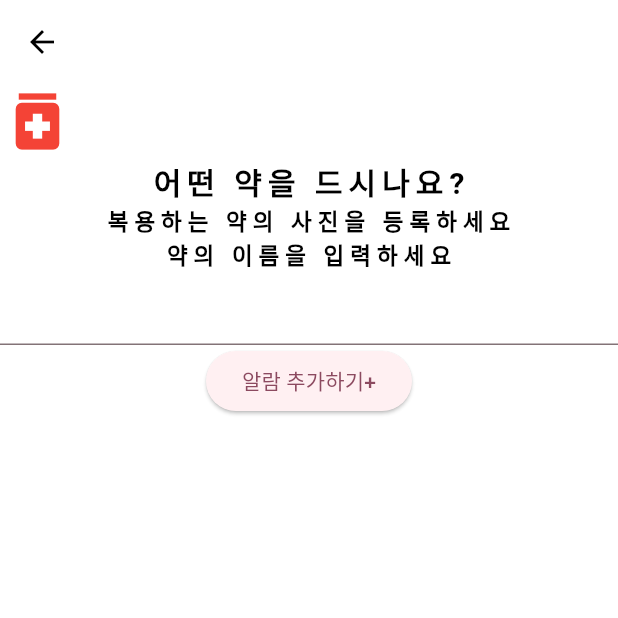
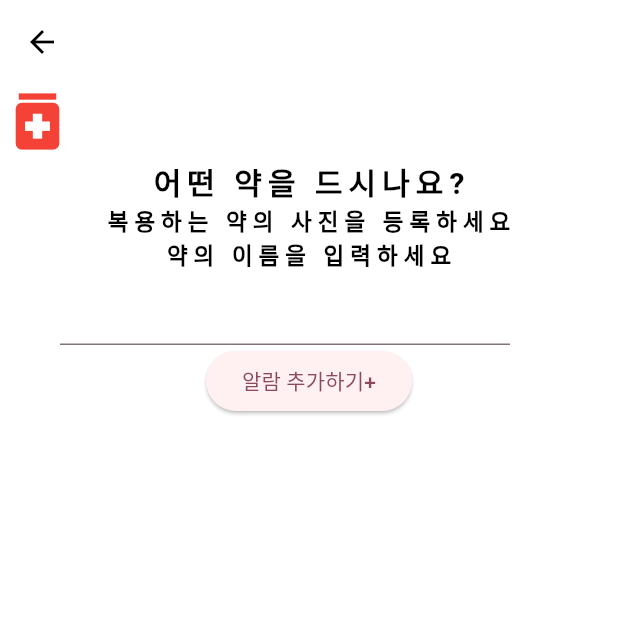
Before and after one commit to hyun56/Dowajo, a Flutter app: the MedicineScreen screen opened directly, after a tap on "알람 추가하기+", on a phone screen of 412 x 824 dp, the top half of it. Run offline on Flutter 3.47's test engine with Material 2 defaults, Android fonts, the phone set to English and light mode, and no system bars; network calls fail.

Commit message:
forth commit

```diff
--- a/lib/Screens/medicine/medicine_add.dart
+++ b/lib/Screens/medicine/medicine_add.dart
@@ -10,6 +10,8 @@ class medicine_add extends StatefulWidget{
 }
 
 class _medicine_addState extends State<medicine_add> {
+  get name => null;
+
   @override
   Widget build(BuildContext context){
     return Scaffold(
@@ -55,6 +57,7 @@ class _medicine_addState extends State<medicine_add> {
 
 
 
+
           Text(
             "약의 이름을 입력하세요",
             style: TextStyle(
@@ -65,11 +68,23 @@ class _medicine_addState extends State<medicine_add> {
               letterSpacing: 4.0, // 자간
             ),
           ),
-          TextField(
-              decoration: InputDecoration(
+          Row(
+             children: <Widget>[
 
-              ),
-         ),
+                SizedBox(width: 40,),
+                Container(
+                  child: new Flexible(
+                    child: new TextField(
+                      controller: name,
+                      style: Theme.of(context).textTheme.bodyText1,
+                    ),
+                  ),
+                  width: 300, //TextField 크기
+                ),
+              ],
+          ),
+
+
          Align(
            alignment: Alignment.topCenter,
            child : ElevatedButton(onPressed: ()=>Navigator.push(context,MaterialPageRoute(builder: (_)=>medicine_add())),
--- a/lib/Screens/medicine_screen.dart
+++ b/lib/Screens/medicine_screen.dart
@@ -28,11 +28,14 @@ class _MedicineScreen extends State<MedicineScreen> {
             child:Center(
               child: Column(
                 children: [
-                  Align(alignment: Alignment.topLeft,
-
-                   child: Text("알람"),
-
+                 Align(
+                  alignment:Alignment.topLeft,
+                  child:Text("알람",
+                  style: TextStyle(fontSize: 20,
+                  fontWeight: FontWeight.bold,
+                  color:Colors.black),
                   ),
+                 ),
                   SizedBox(
                     height :100,
                   ),
@@ -41,12 +44,8 @@ class _MedicineScreen extends State<MedicineScreen> {
                     child: Text("알람 추가하기+"),
                   )
                 ],
-
               )
-
             ),
-
-        //alignment: Alignment.center,
           )
         ],
       ),
--- a/lib/main.dart
+++ b/lib/main.dart
@@ -12,6 +12,7 @@ class MyApp extends StatelessWidget {
   @override
   Widget build(BuildContext context) {
     return MaterialApp(
+      debugShowCheckedModeBanner: false,
       title: 'Flutter Demo',
       theme: ThemeData(
         colorScheme: ColorScheme.fromSeed(seedColor: Colors.black),
--- a/pubspec.yaml
+++ b/pubspec.yaml
@@ -35,6 +35,7 @@ dependencies:
   # The following adds the Cupertino Icons font to your application.
   # Use with the CupertinoIcons class for iOS style icons.
   cupertino_icons: ^1.0.6
+
 
 dev_dependencies:
   flutter_test:
```
Also changed, not shown: flutter_01.png (added).
